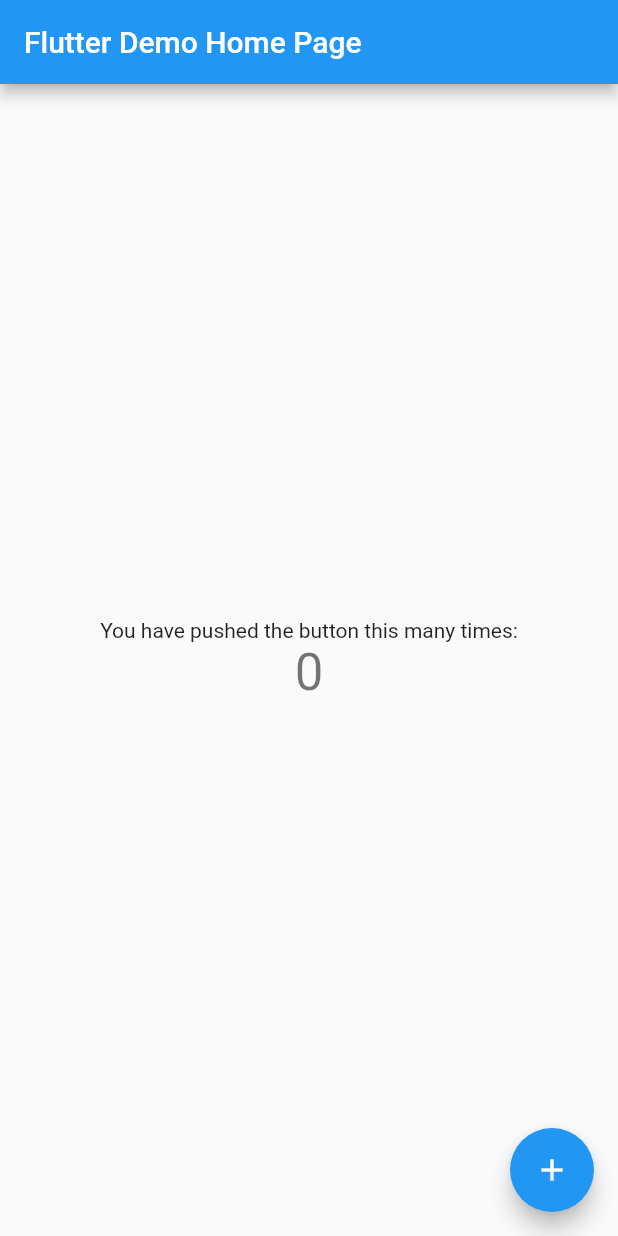
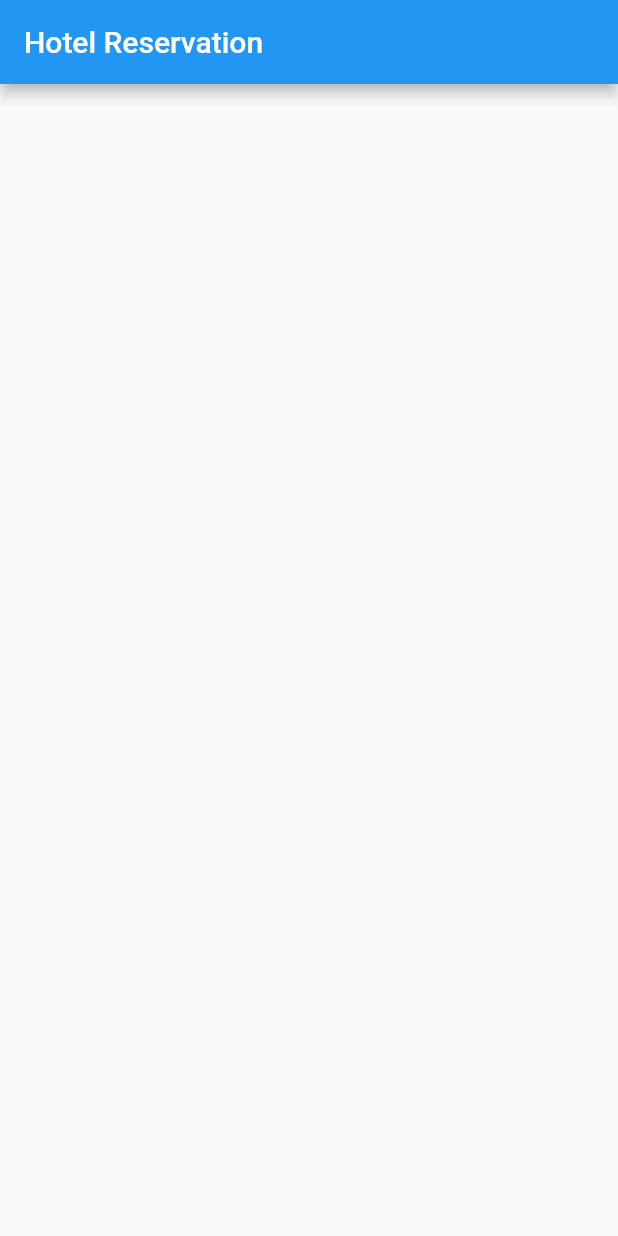
Before and after one commit to Ozystar117/hotel_reservation_mobile_app, a Flutter app: the screen it shows after launch, on a phone screen of 412 x 824 dp. Run offline on Flutter 3.47's test engine with Material 2 defaults, Android fonts, the phone set to English and light mode, and no system bars.

Commit message:
removed generated code and added an app bar
I removed the generated flutter code in the main.dart file and I added a scaffold with an app bar

```diff
--- a/hotel_reservation/lib/main.dart
+++ b/hotel_reservation/lib/main.dart
@@ -1,5 +1,10 @@
 import 'package:flutter/material.dart';
-
+/*
+*
+* Author: Emmanuel Ozioma
+*
+* Note from author: This project was done as a prep for my final year project.
+ */
 void main() {
   runApp(const MyApp());
 }
@@ -13,103 +18,27 @@
     return MaterialApp(
       title: 'Flutter Demo',
       theme: ThemeData(
-        // This is the theme of your application.
-        //
-        // Try running your application with "flutter run". You'll see the
-        // application has a blue toolbar. Then, without quitting the app, try
-        // changing the primarySwatch below to Colors.green and then invoke
-        // "hot reload" (press "r" in the console where you ran "flutter run",
-        // or simply save your changes to "hot reload" in a Flutter IDE).
-        // Notice that the counter didn't reset back to zero; the application
-        // is not restarted.
         primarySwatch: Colors.blue,
       ),
-      home: const MyHomePage(title: 'Flutter Demo Home Page'),
+      home: const MyHomePage(),
     );
   }
 }
 
 class MyHomePage extends StatefulWidget {
-  const MyHomePage({Key? key, required this.title}) : super(key: key);
-
-  // This widget is the home page of your application. It is stateful, meaning
-  // that it has a State object (defined below) that contains fields that affect
-  // how it looks.
-
-  // This class is the configuration for the state. It holds the values (in this
-  // case the title) provided by the parent (in this case the App widget) and
-  // used by the build method of the State. Fields in a Widget subclass are
-  // always marked "final".
-
-  final String title;
+  const MyHomePage({Key? key}) : super(key: key);
 
   @override
-  State<MyHomePage> createState() => _MyHomePageState();
+  _MyHomePageState createState() => _MyHomePageState();
 }
 
 class _MyHomePageState extends State<MyHomePage> {
-  int _counter = 0;
-
-  void _incrementCounter() {
-    setState(() {
-      // This call to setState tells the Flutter framework that something has
-      // changed in this State, which causes it to rerun the build method below
-      // so that the display can reflect the updated values. If we changed
-      // _counter without calling setState(), then the build method would not be
-      // called again, and so nothing would appear to happen.
-      _counter++;
-    });
-  }
-
   @override
   Widget build(BuildContext context) {
-    // This method is rerun every time setState is called, for instance as done
-    // by the _incrementCounter method above.
-    //
-    // The Flutter framework has been optimized to make rerunning build methods
-    // fast, so that you can just rebuild anything that needs updating rather
-    // than having to individually change instances of widgets.
     return Scaffold(
       appBar: AppBar(
-        // Here we take the value from the MyHomePage object that was created by
-        // the App.build method, and use it to set our appbar title.
-        title: Text(widget.title),
+        title: const Text("Hotel Reservation"),
       ),
-      body: Center(
-        // Center is a layout widget. It takes a single child and positions it
-        // in the middle of the parent.
-        child: Column(
-          // Column is also a layout widget. It takes a list of children and
-          // arranges them vertically. By default, it sizes itself to fit its
-          // children horizontally, and tries to be as tall as its parent.
-          //
-          // Invoke "debug painting" (press "p" in the console, choose the
-          // "Toggle Debug Paint" action from the Flutter Inspector in Android
-          // Studio, or the "Toggle Debug Paint" command in Visual Studio Code)
-          // to see the wireframe for each widget.
-          //
-          // Column has various properties to control how it sizes itself and
-          // how it positions its children. Here we use mainAxisAlignment to
-          // center the children vertically; the main axis here is the vertical
-          // axis because Columns are vertical (the cross axis would be
-          // horizontal).
-          mainAxisAlignment: MainAxisAlignment.center,
-          children: <Widget>[
-            const Text(
-              'You have pushed the button this many times:',
-            ),
-            Text(
-              '$_counter',
-              style: Theme.of(context).textTheme.headline4,
-            ),
-          ],
-        ),
-      ),
-      floatingActionButton: FloatingActionButton(
-        onPressed: _incrementCounter,
-        tooltip: 'Increment',
-        child: const Icon(Icons.add),
-      ), // This trailing comma makes auto-formatting nicer for build methods.
     );
   }
 }
```
